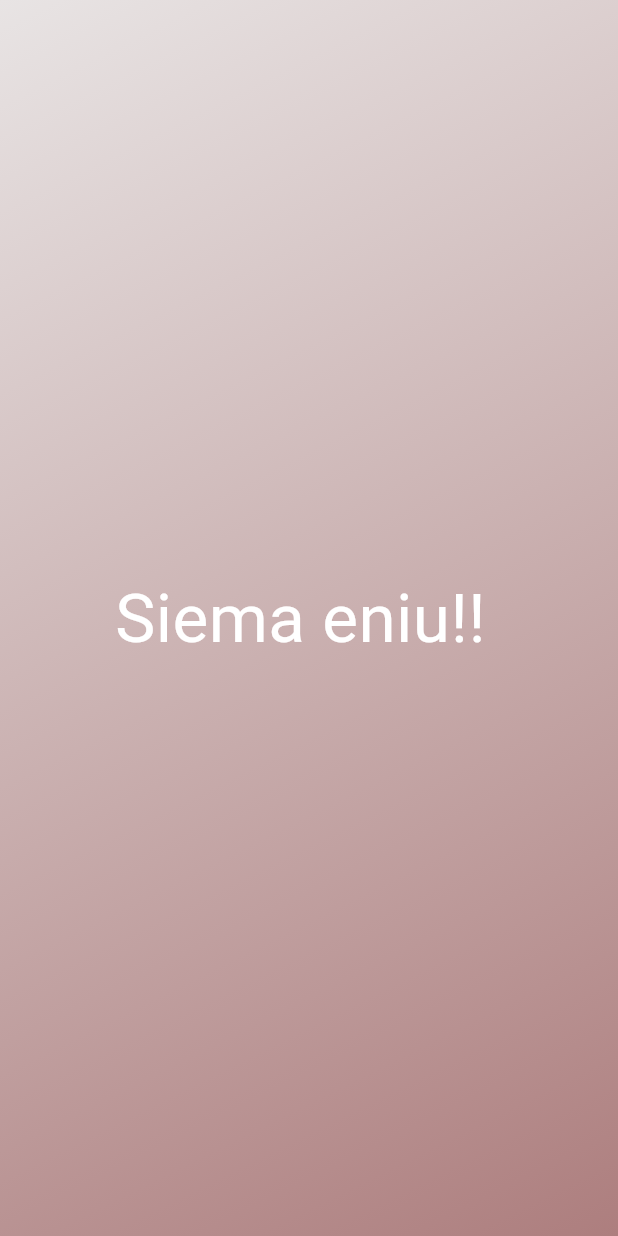
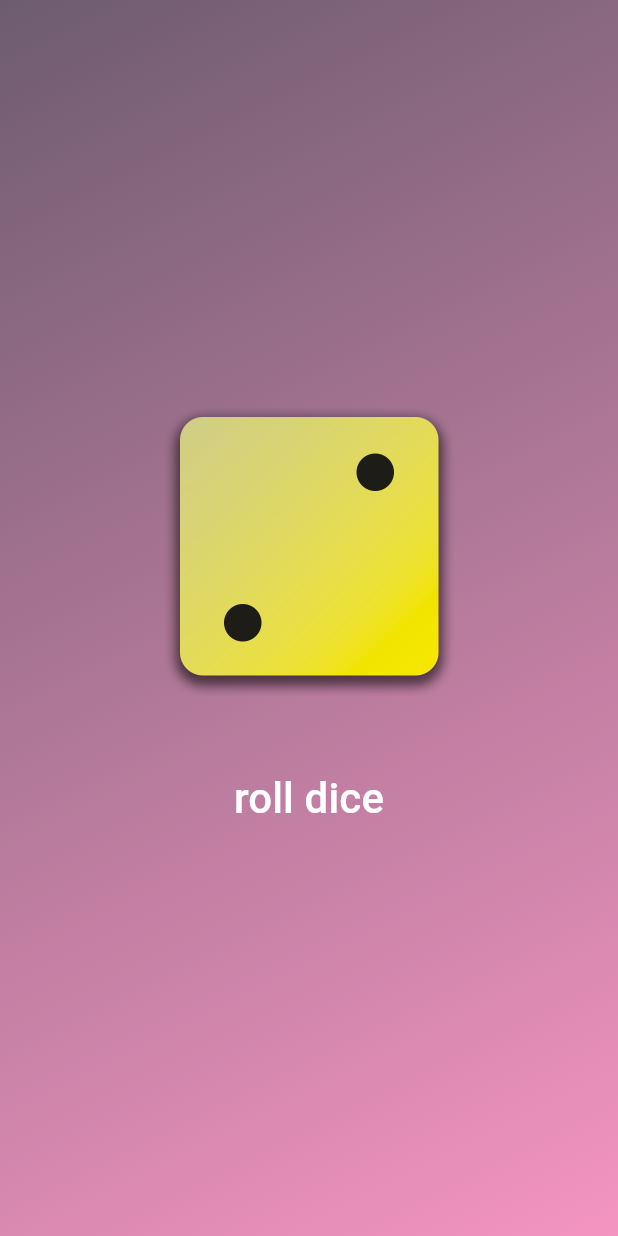
Before and after one commit to MBichajlo/firstFlutterApp, a Flutter app: the screen it shows after launch, on a phone screen of 412 x 824 dp. Run offline on Flutter 3.47's test engine with Material 3 defaults, Android fonts, the phone set to English and light mode, and no system bars.

Commit message:
Dice roller app done

```diff
--- /dev/null
+++ b/first_app/lib/dice_roller.dart
@@ -0,0 +1,42 @@
+import "package:flutter/material.dart";
+import "dart:math";
+import "package:first_app/styled_text.dart";
+
+final randomizer=Random();
+
+class DiceRoller extends StatefulWidget {
+  const DiceRoller({super.key});
+
+  @override
+  State<DiceRoller> createState() {
+    return _DiceRollerState();
+  }
+}
+
+class _DiceRollerState extends State<DiceRoller> {
+  var curDiceRoll = 2;
+
+  rollDice() {
+    setState(() {
+      curDiceRoll = randomizer.nextInt(6) + 1;
+    });
+  }
+
+  @override
+  Widget build(context) {
+    return Column(
+      mainAxisSize: MainAxisSize.min,
+      children: [
+        Image.asset(
+          "assets/images/dice-$curDiceRoll.png",
+          width: 200,
+        ),
+        const SizedBox(height: 40),
+        TextButton(
+          onPressed: rollDice,
+          child: const StyledText("roll dice"),
+        )
+      ],
+    );
+  }
+}
--- a/first_app/lib/gradient_container.dart
+++ b/first_app/lib/gradient_container.dart
@@ -1,24 +1,25 @@
 import 'package:flutter/material.dart';
-import 'package:first_app/styled_text.dart';
+import 'package:first_app/dice_roller.dart';
 
 class GradientContainer extends StatelessWidget {
-  const GradientContainer({super.key});
+  const GradientContainer({super.key, required this.begin, required this.end});
+
+  final Color begin, end;
+
+  void rollDice() {}
 
   @override
   Widget build(context) {
     return Container(
-      decoration: const BoxDecoration(
+      decoration: BoxDecoration(
         gradient: LinearGradient(
-          colors: [
-            Color.fromARGB(255, 173, 126, 126),
-            Color.fromARGB(255, 232, 228, 228)
-          ],
+          colors: [begin, end],
           begin: Alignment.bottomRight,
           end: Alignment.topLeft,
         ),
       ),
-      child: const Center(
-        child: StyledText(),
+      child:const  Center(
+        child:DiceRoller(),
       ),
     );
   }
--- a/first_app/lib/main.dart
+++ b/first_app/lib/main.dart
@@ -5,8 +5,11 @@ void main() {
   runApp(
     const MaterialApp(
       home: Scaffold(
-        body: GradientContainer(),
+        body: GradientContainer(
+          begin: Color.fromARGB(252, 244, 147, 192),
+          end: Color.fromARGB(255, 109, 92, 112),),
+          ),
       ),
-    ),
-  );
+    );
+
 }
--- a/first_app/lib/styled_text.dart
+++ b/first_app/lib/styled_text.dart
@@ -1,16 +1,17 @@
 import 'package:flutter/material.dart';
 
 class StyledText extends StatelessWidget{
-  const StyledText({super.key});
+  const StyledText( this.text,{super.key,});
 
+  final String text;
 
   @override
   Widget build(context){
-    return const Text(
-              "Siema eniu!! ",
-              style: TextStyle(
+    return   Text(
+              text,
+              style: const TextStyle(
                 color: Colors.white,
-                fontSize: 45.0
+                fontSize: 28.0
               ),
             );
   }
```
Also changed, not shown: first_app/pubspec.yaml (+7 -1 lines), first_app/assets/images/dice-1.png (added), first_app/assets/images/dice-2.png (added), first_app/assets/images/dice-3.png (added), first_app/assets/images/dice-4.png (added), first_app/assets/images/dice-5.png (added), first_app/assets/images/dice-6.png (added), 1 other file.
